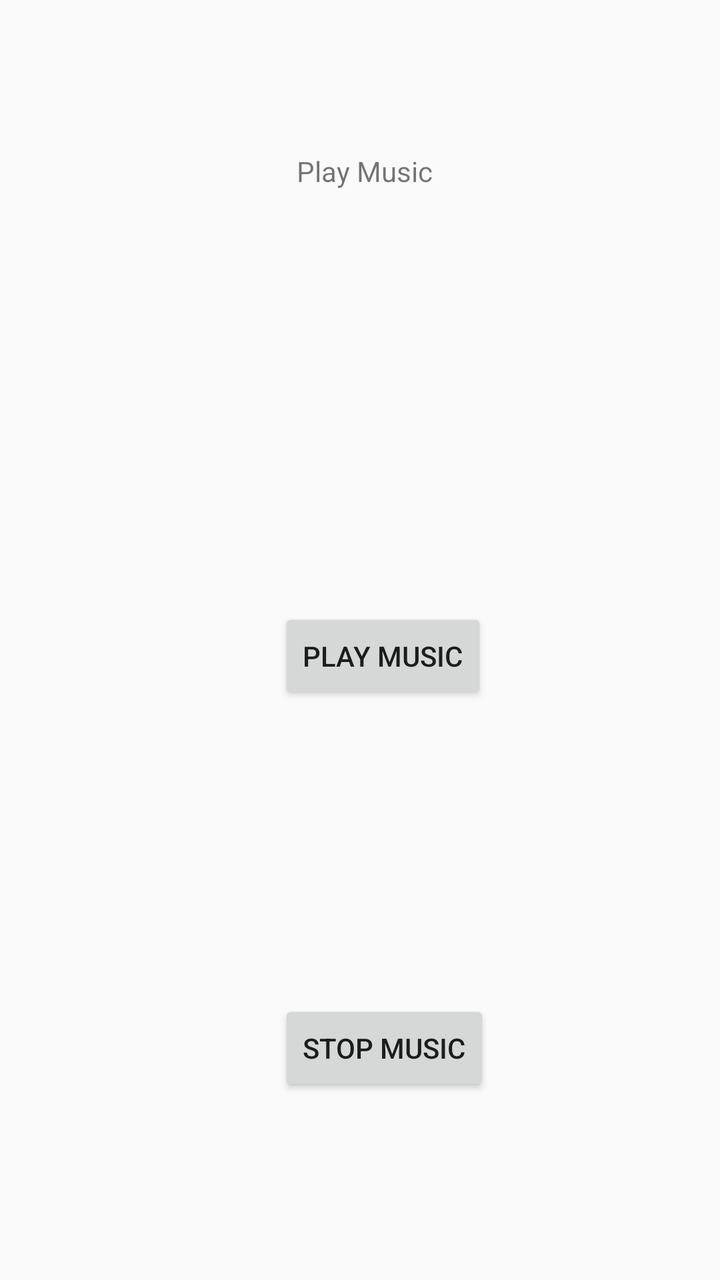
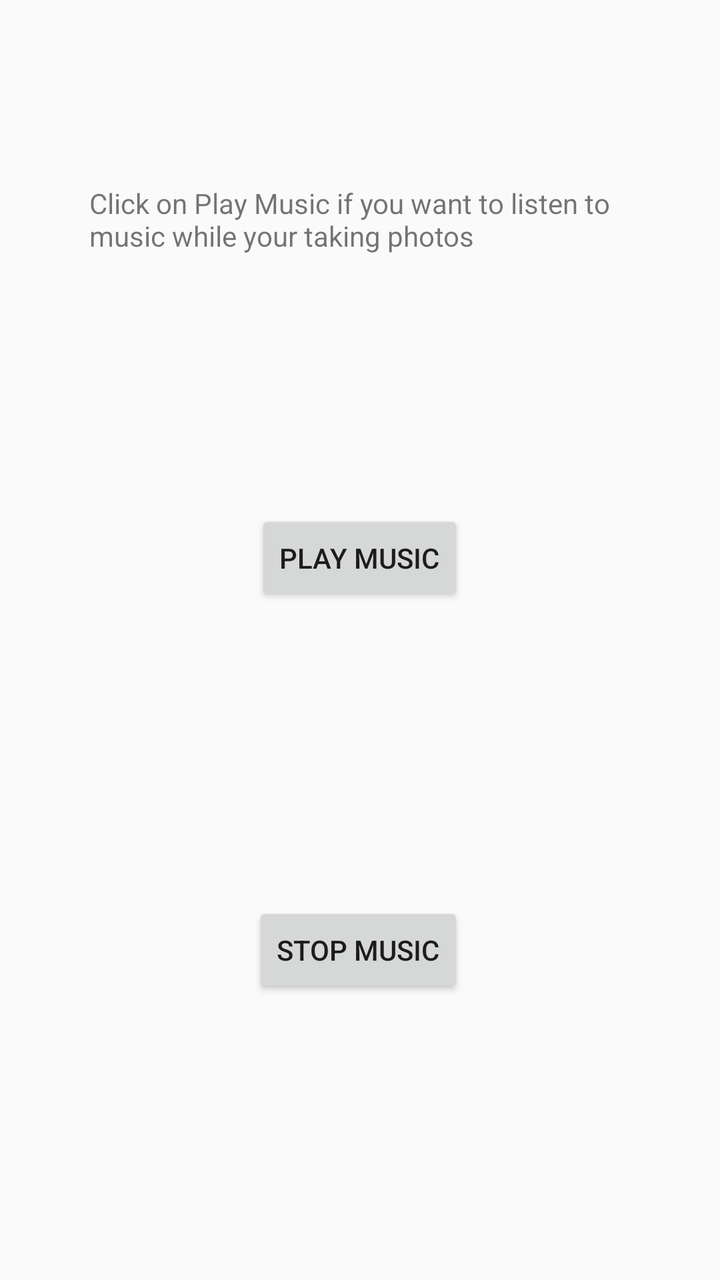

Screens rendered from an Android XML layout before and after an edit, with the pre-edit source and the edit as a unified diff.
<!-- AndroidManifest.xml: application theme Theme.Projectstart -->
<!-- res/layout/activity_main.xml -->
<?xml version="1.0" encoding="utf-8"?>
<androidx.constraintlayout.widget.ConstraintLayout xmlns:android="http://schemas.android.com/apk/res/android"
    xmlns:app="http://schemas.android.com/apk/res-auto"
    xmlns:tools="http://schemas.android.com/tools"
    android:layout_width="match_parent"
    android:layout_height="match_parent"
    tools:context=".MainActivity.MainActivity">

    <TextView
        android:id="@+id/message_music"
        android:layout_width="86dp"
        android:layout_height="176dp"
        android:layout_marginTop="76dp"
        android:text="Play Music"
        app:layout_constraintEnd_toEndOf="parent"
        app:layout_constraintHorizontal_bias="0.541"
        app:layout_constraintStart_toStartOf="parent"
        app:layout_constraintTop_toTopOf="parent" />

    <Button
        android:id="@+id/button_play"
        android:layout_width="wrap_content"
        android:layout_height="wrap_content"
        android:layout_marginTop="52dp"
        android:text="Play Music"
        android:onClick="onStart"
        app:layout_constraintEnd_toEndOf="@+id/message_music"
        app:layout_constraintStart_toStartOf="@+id/message_music"
        app:layout_constraintTop_toBottomOf="@+id/message_music" />

    <Button
        android:id="@+id/button_stop"
        android:layout_width="wrap_content"
        android:layout_height="wrap_content"
        android:layout_marginTop="148dp"
        android:text="Stop music"
        android:onClick="onStop"
        app:layout_constraintBottom_toBottomOf="parent"
        app:layout_constraintEnd_toEndOf="@+id/button_play"
        app:layout_constraintHorizontal_bias="0.0"
        app:layout_constraintStart_toStartOf="@+id/button_play"
        app:layout_constraintTop_toBottomOf="@+id/button_play"
        app:layout_constraintVertical_bias="0.0" />


</androidx.constraintlayout.widget.ConstraintLayout>
<!-- resources referenced by this layout -->
<resources>
  <style name="Theme.Projectstart" parent="Theme.AppCompat.Light.DarkActionBar">
          
          <item name="colorPrimary">@color/purple_500</item>
          <item name="colorPrimaryDark">@color/purple_700</item>
          <item name="colorAccent">@color/teal_200</item>
          
      </style>
  <color name="purple_500">#FF6200EE</color>
  <color name="purple_700">#FF3700B3</color>
  <color name="teal_200">#FF03DAC5</color>
</resources>

<!-- the commit's change to res/layout/activity_main.xml (unified diff, before → after) -->
@@ -8,12 +8,12 @@
 
     <TextView
         android:id="@+id/message_music"
-        android:layout_width="86dp"
-        android:layout_height="176dp"
-        android:layout_marginTop="76dp"
-        android:text="Play Music"
+        android:layout_width="270dp"
+        android:layout_height="111dp"
+        android:layout_marginTop="92dp"
+        android:text="Click on Play Music if you want to listen to music while your taking photos"
         app:layout_constraintEnd_toEndOf="parent"
-        app:layout_constraintHorizontal_bias="0.541"
+        app:layout_constraintHorizontal_bias="0.496"
         app:layout_constraintStart_toStartOf="parent"
         app:layout_constraintTop_toTopOf="parent" />
 
@@ -33,11 +33,11 @@
         android:layout_width="wrap_content"
         android:layout_height="wrap_content"
         android:layout_marginTop="148dp"
+        android:onClick="onStop"
         android:text="Stop music"
-        android:onClick="onStop"
         app:layout_constraintBottom_toBottomOf="parent"
         app:layout_constraintEnd_toEndOf="@+id/button_play"
-        app:layout_constraintHorizontal_bias="0.0"
+        app:layout_constraintHorizontal_bias="1.0"
         app:layout_constraintStart_toStartOf="@+id/button_play"
         app:layout_constraintTop_toBottomOf="@+id/button_play"
         app:layout_constraintVertical_bias="0.0" />
